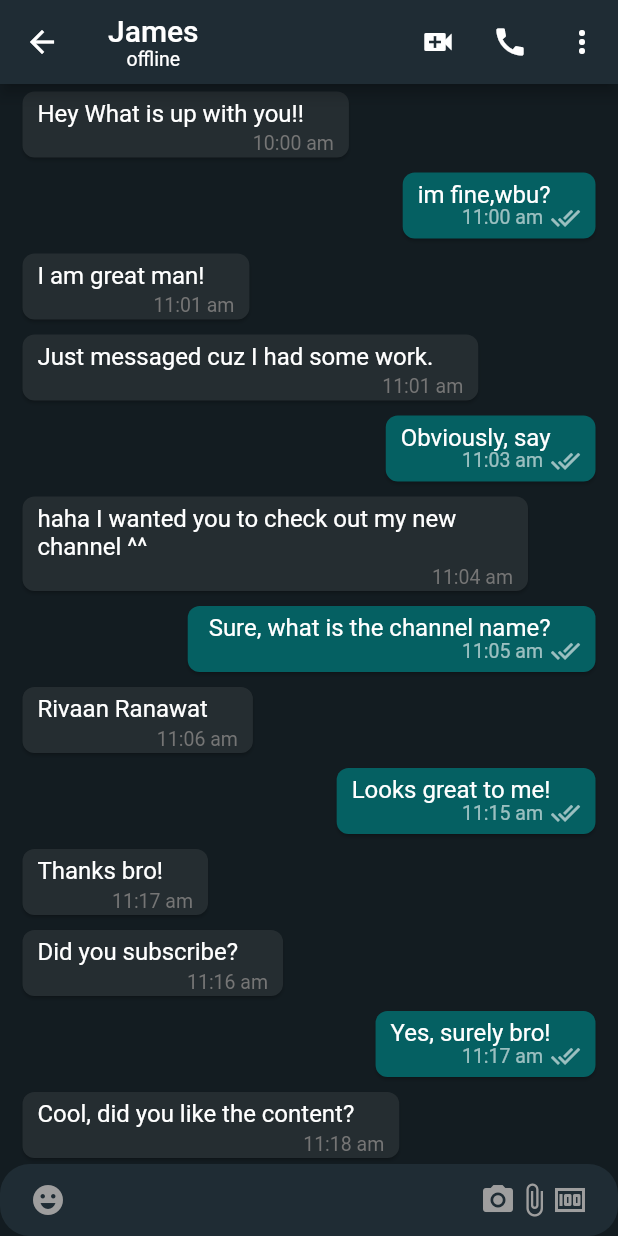
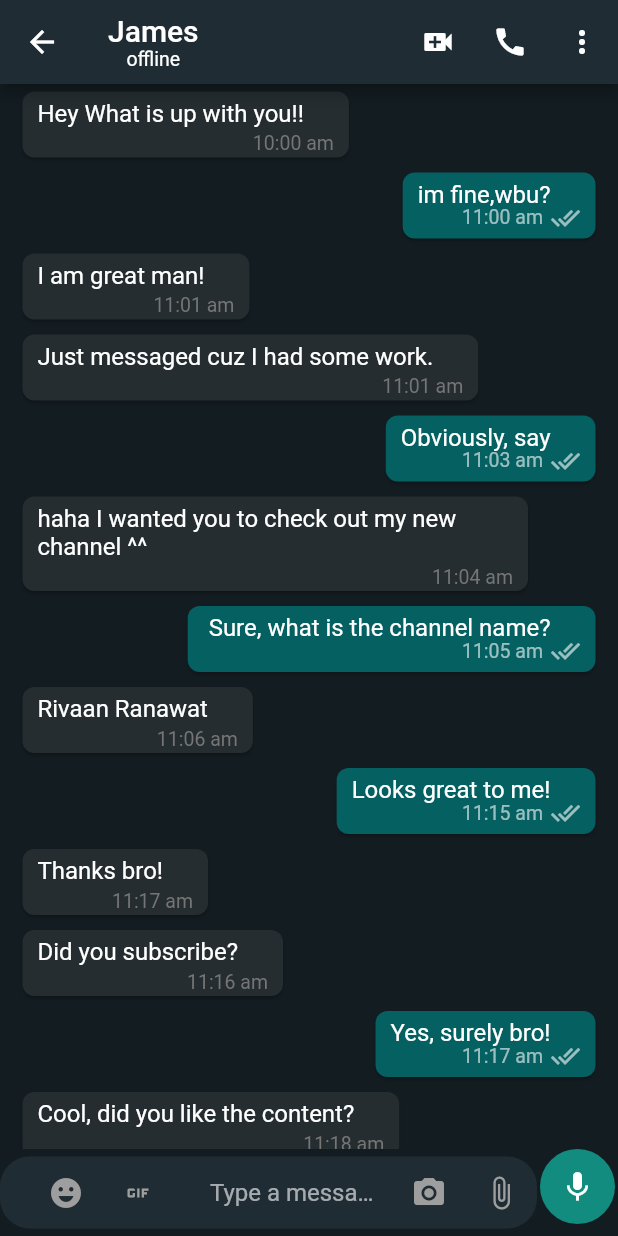
Before and after one commit to yshwan87/whatsapp_flutter, a Flutter app: the MobileChatScreen screen opened directly, on a phone screen of 412 x 824 dp. Run offline on Flutter 3.47's test engine with Material 2 defaults, Android fonts, the phone set to English and light mode, and no system bars; our stand-ins replace cloud_firestore, country_picker, firebase_auth, firebase_core, firebase_storage, flutter_contacts and 2 more; accounts and stored records are empty.

Commit message:
Modifying bottome chat field UI

```diff
--- a/lib/screens/mobile_chat_screen.dart
+++ b/lib/features/chat/screens/mobile_chat_screen.dart
@@ -1,4 +1,5 @@
 import 'package:flutter/material.dart';
+import 'package:whatsapp_flutter/features/chat/widgets/bottom_chat_field.dart';
 import 'package:whatsapp_flutter/models/user_model.dart';
 import 'package:flutter_riverpod/flutter_riverpod.dart';
 import 'package:whatsapp_flutter/common/utils/colors.dart';
@@ -61,52 +62,11 @@ class MobileChatScreen extends ConsumerWidget {
         ],
       ),
       body: Column(
-        children: [
-          const Expanded(
+        children: const [
+          Expanded(
             child: ChatList(),
           ),
-          TextField(
-            decoration: InputDecoration(
-              filled: true,
-              fillColor: mobileChatBoxColor,
-              prefixIcon: const Padding(
-                padding: EdgeInsets.symmetric(horizontal: 20.0),
-                child: Icon(
-                  Icons.emoji_emotions,
-                  color: Colors.grey,
-                ),
-              ),
-              suffixIcon: Padding(
-                padding: const EdgeInsets.symmetric(horizontal: 20.0),
-                child: Row(
-                  mainAxisAlignment: MainAxisAlignment.end,
-                  children: const [
-                    Icon(
-                      Icons.camera_alt,
-                      color: Colors.grey,
-                    ),
-                    Icon(
-                      Icons.attach_file,
-                      color: Colors.grey,
-                    ),
-                    Icon(
-                      Icons.money,
-                      color: Colors.grey,
-                    ),
-                  ],
-                ),
-              ),
-              hintText: 'Type a message!',
-              border: OutlineInputBorder(
-                borderRadius: BorderRadius.circular(20.0),
-                borderSide: const BorderSide(
-                  width: 0,
-                  style: BorderStyle.none,
-                ),
-              ),
-              contentPadding: const EdgeInsets.all(10),
-            ),
-          ),
+          BottomChatField(),
         ],
       ),
     );
--- /dev/null
+++ b/lib/features/chat/widgets/bottom_chat_field.dart
@@ -0,0 +1,124 @@
+import 'package:flutter/material.dart';
+import 'package:flutter_riverpod/flutter_riverpod.dart';
+import 'package:whatsapp_flutter/common/utils/colors.dart';
+
+class BottomChatField extends ConsumerStatefulWidget {
+  const BottomChatField({
+    super.key,
+  });
+
+  @override
+  ConsumerState<BottomChatField> createState() => _BottomChatFieldState();
+}
+
+class _BottomChatFieldState extends ConsumerState<BottomChatField> {
+  bool isShowSendButton = false;
+  final TextEditingController _messageController = TextEditingController();
+  FocusNode focusNode = FocusNode();
+
+  @override
+  Widget build(BuildContext context) {
+    return Row(
+      children: [
+        Expanded(
+          child: TextFormField(
+            focusNode: focusNode,
+            controller: _messageController,
+            onChanged: (val) {
+              if (val.isNotEmpty) {
+                setState(
+                  () {
+                    isShowSendButton = true;
+                  },
+                );
+              } else {
+                setState(
+                  () {
+                    isShowSendButton = false;
+                  },
+                );
+              }
+            },
+            decoration: InputDecoration(
+              filled: true,
+              fillColor: mobileChatBoxColor,
+              prefixIcon: Padding(
+                padding: const EdgeInsets.symmetric(horizontal: 20),
+                child: SizedBox(
+                  width: 100,
+                  child: Row(
+                    children: [
+                      IconButton(
+                        onPressed: () {},
+                        icon: const Icon(
+                          Icons.emoji_emotions,
+                          color: Colors.grey,
+                        ),
+                      ),
+                      IconButton(
+                        onPressed: () {},
+                        icon: const Icon(
+                          Icons.gif,
+                          color: Colors.grey,
+                        ),
+                      ),
+                    ],
+                  ),
+                ),
+              ),
+              suffixIcon: SizedBox(
+                width: 100,
+                child: Row(
+                  mainAxisAlignment: MainAxisAlignment.end,
+                  children: [
+                    IconButton(
+                      onPressed: () {},
+                      icon: const Icon(
+                        Icons.camera_alt,
+                        color: Colors.grey,
+                      ),
+                    ),
+                    IconButton(
+                      onPressed: () {},
+                      icon: const Icon(
+                        Icons.attach_file,
+                        color: Colors.grey,
+                      ),
+                    ),
+                  ],
+                ),
+              ),
+              hintText: 'Type a message!',
+              border: OutlineInputBorder(
+                borderRadius: BorderRadius.circular(20.0),
+                borderSide: const BorderSide(
+                  width: 0,
+                  style: BorderStyle.none,
+                ),
+              ),
+              contentPadding: const EdgeInsets.all(10),
+            ),
+          ),
+        ),
+        Padding(
+          padding: const EdgeInsets.only(
+            bottom: 8,
+            right: 2,
+            left: 2,
+          ),
+          child: CircleAvatar(
+            backgroundColor: const Color(0xFF128C7E),
+            radius: 25,
+            child: GestureDetector(
+              child: Icon(
+                isShowSendButton ? Icons.send : Icons.mic,
+                color: Colors.white,
+              ),
+              onTap: () {},
+            ),
+          ),
+        )
+      ],
+    );
+  }
+}
--- a/lib/features/select_contacts/repository/select_contact_repository.dart
+++ b/lib/features/select_contacts/repository/select_contact_repository.dart
@@ -4,7 +4,7 @@ import 'package:flutter_contacts/flutter_contacts.dart';
 import 'package:flutter_riverpod/flutter_riverpod.dart';
 import 'package:whatsapp_flutter/common/utils/utils.dart';
 import 'package:whatsapp_flutter/models/user_model.dart';
-import 'package:whatsapp_flutter/screens/mobile_chat_screen.dart';
+import 'package:whatsapp_flutter/features/chat/screens/mobile_chat_screen.dart';
 
 //import 'package:whatsapp_flutter/features/chat/screens/mobile_chat_screen.dart';
 
--- a/lib/router.dart
+++ b/lib/router.dart
@@ -3,7 +3,7 @@ import 'package:whatsapp_flutter/common/widgets/error.dart';
 import 'package:whatsapp_flutter/features/auth/screens/login_screen.dart';
 import 'package:whatsapp_flutter/features/auth/screens/otp_screen.dart';
 import 'package:whatsapp_flutter/features/select_contacts/screens/select_contacts_screen.dart';
-import 'package:whatsapp_flutter/screens/mobile_chat_screen.dart';
+import 'package:whatsapp_flutter/features/chat/screens/mobile_chat_screen.dart';
 
 import 'features/auth/screens/user_information_screen.dart';
 
--- a/lib/widgets/contacts_list.dart
+++ b/lib/widgets/contacts_list.dart
@@ -1,7 +1,7 @@
 import 'package:flutter/material.dart';
 import 'package:whatsapp_flutter/common/utils/colors.dart';
 import 'package:whatsapp_flutter/info.dart';
-import 'package:whatsapp_flutter/screens/mobile_chat_screen.dart';
+import 'package:whatsapp_flutter/features/chat/screens/mobile_chat_screen.dart';
 
 class ContactsList extends StatelessWidget {
   const ContactsList({Key? key}) : super(key: key);
```
Also changed, not shown: lib/features/chat/repositories/chat_repository.dart (added).
